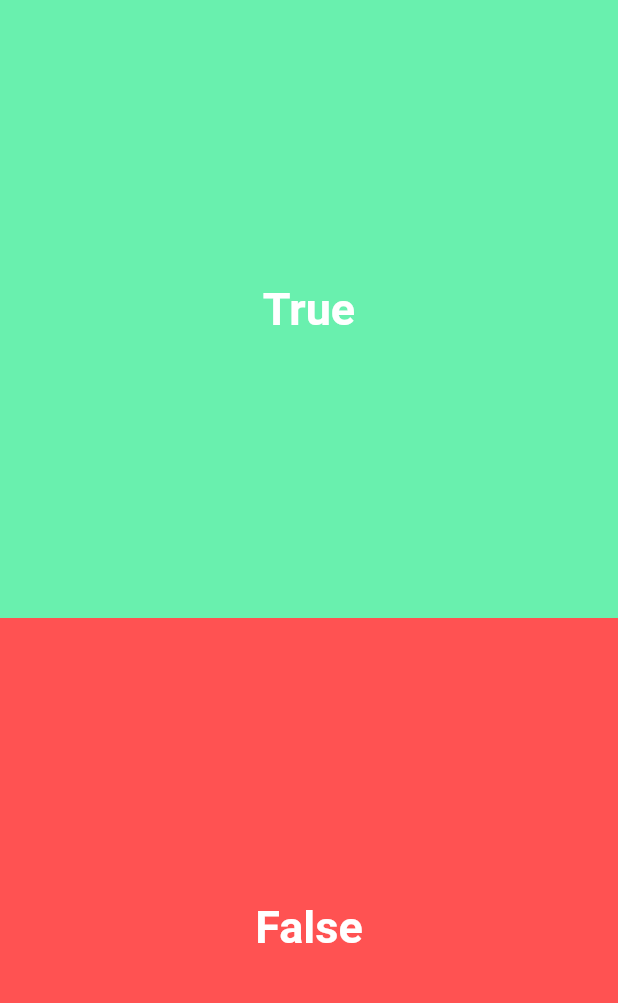
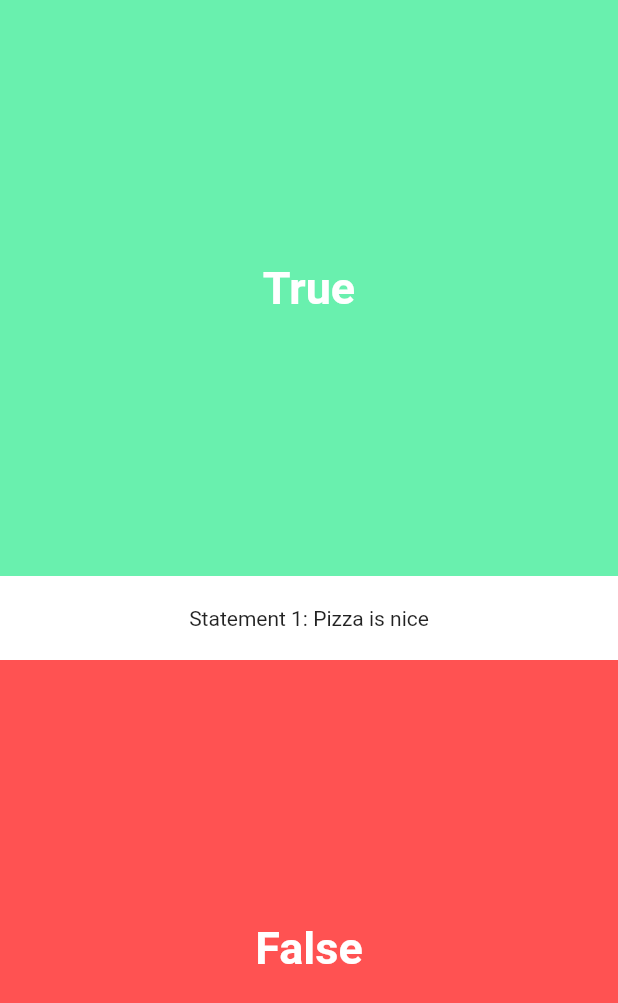
Before and after one commit to githubckgoh1439/Flutter-Quizz, a Flutter app: the screen it shows after launch, on a phone screen of 412 x 824 dp. Shown: the top 1003 px of the screen. Run offline on Flutter 3.47's test engine with Material 2 defaults, Android fonts, the phone set to English and light mode, and no system bars.

Commit message:
Create question UI text label

```diff
--- a/lib/pages/quiz_page.dart
+++ b/lib/pages/quiz_page.dart
@@ -1,5 +1,6 @@
 import 'package:flutter/material.dart';
 import '../ui/answer_button.dart';
+import '../ui/question_text.dart';
 
 class QuizPage extends StatefulWidget {
 
@@ -16,6 +17,7 @@ class QuizPageState extends State {
         new Column(
           children: <Widget>[
             new AnswerButton(true, () => print("You tapped on true")),
+            new QuestionText(1, "Pizza is nice"),
             new AnswerButton(false, () => print("You tapped on false"))
           ],
         ),
--- a/lib/ui/question_text.dart
+++ b/lib/ui/question_text.dart
@@ -0,0 +1,29 @@
+import 'package:flutter/material.dart';
+
+class QuestionText extends StatefulWidget {
+
+  final int _questionNumber;
+  final String _question;
+
+  QuestionText(this._questionNumber, this._question);
+
+  @override
+  State createState() => new QuestionTextState();
+}
+
+class QuestionTextState extends State<QuestionText> {
+
+  @override
+  Widget build(BuildContext context) {
+    return new Material(
+      color: Colors.white,
+      child: new Padding(
+        padding: new EdgeInsets.symmetric(vertical: 20.0),
+        child: new Center(
+          child: new Text(
+              "Statement ${widget._questionNumber}: ${widget._question}"),
+        ),
+      ),
+    );
+  }
+}
```
